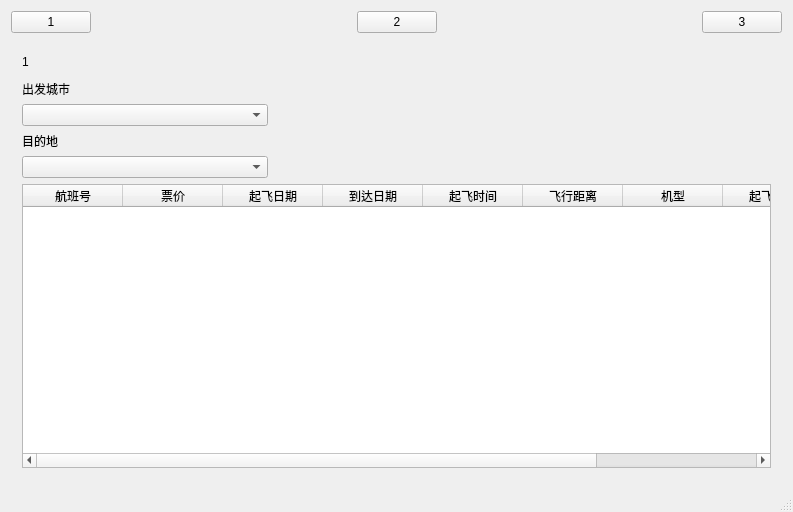
yukib4haru/AirTicketCHD, file mainwindow.ui: the form before one commit.
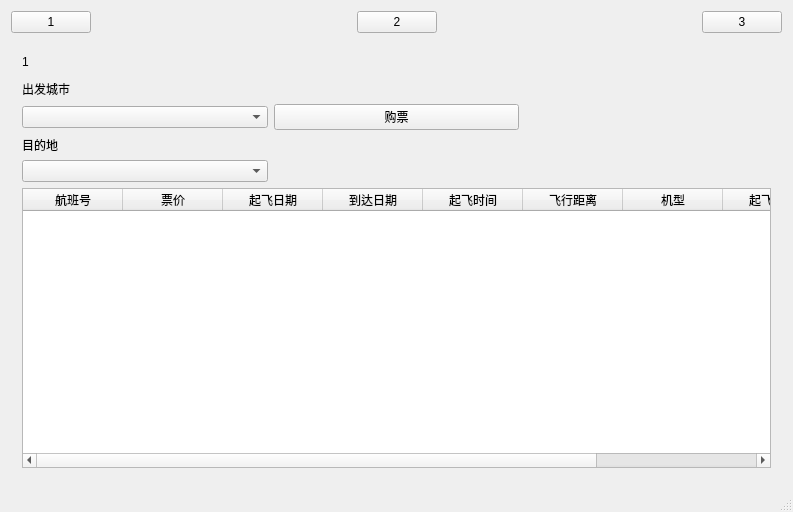
The form after the commit.

Commit message: 购票系统

Diff of the .ui file:
```diff
--- a/mainwindow.ui
+++ b/mainwindow.ui
@@ -152,6 +152,13 @@
           </property>
          </widget>
         </item>
+        <item row="6" column="1">
+         <widget class="QPushButton" name="pushButton_4">
+          <property name="text">
+           <string>购票</string>
+          </property>
+         </widget>
+        </item>
        </layout>
       </widget>
       <widget class="QWidget" name="page_2">
```
The commit also changes 4 other files.
